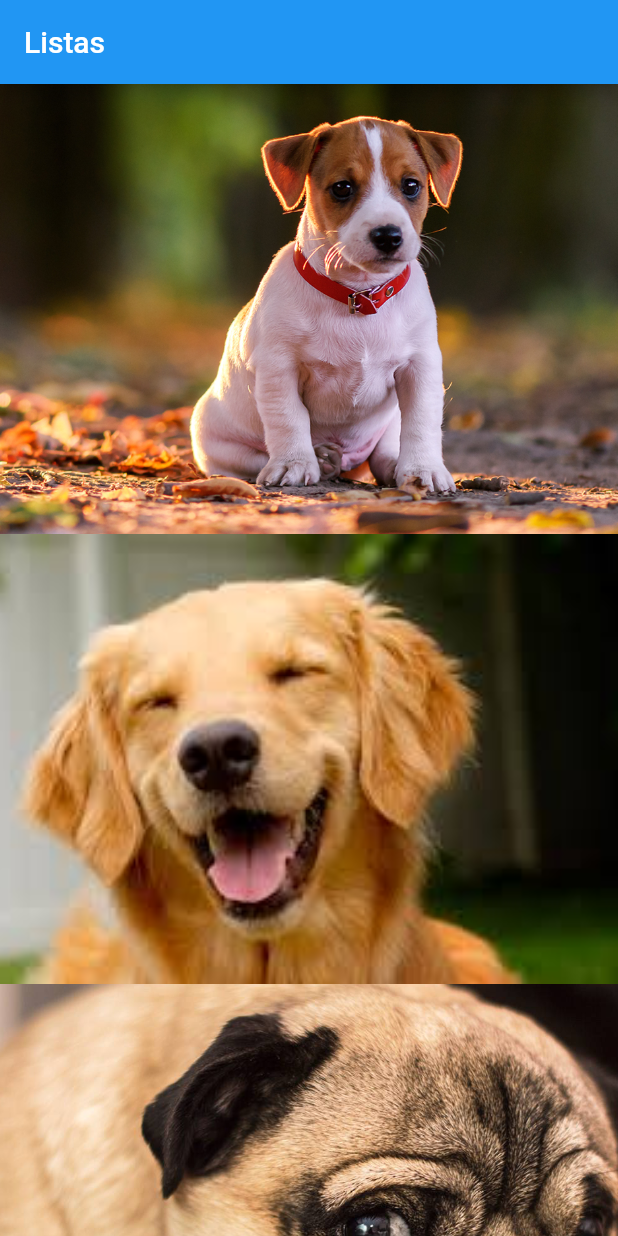
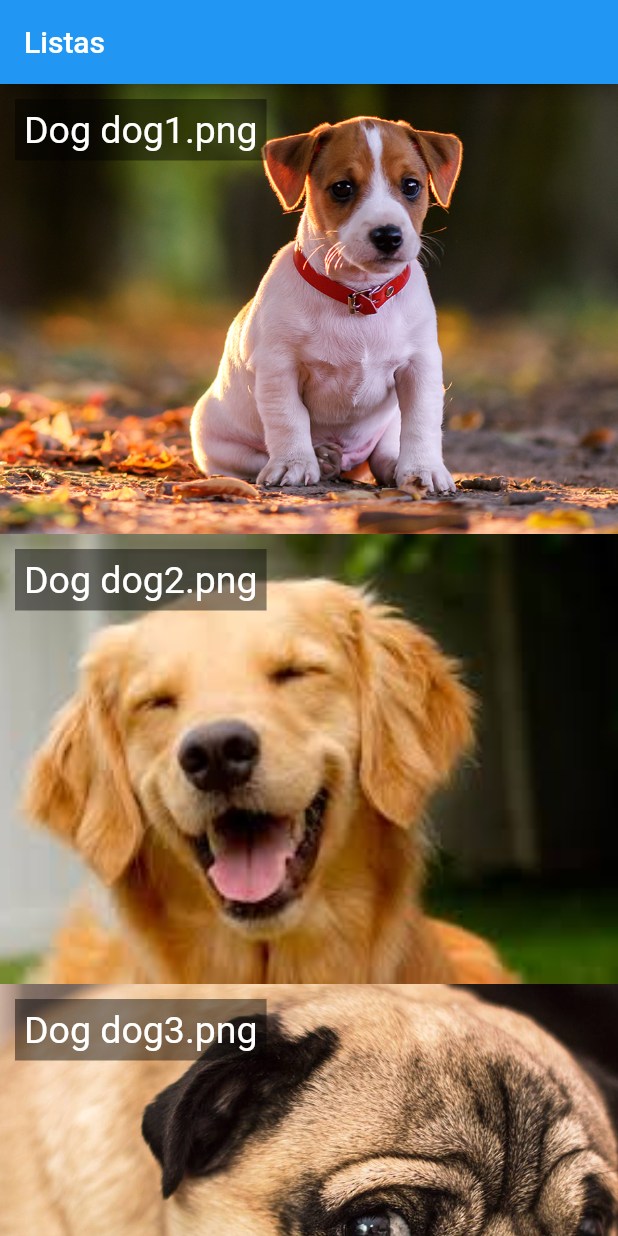
Before and after one commit to rlechetaudemy/flutter_revisao_listas_builder, a Flutter app: the screen it shows after launch, on a phone screen of 412 x 824 dp. Run offline on Flutter 3.47's test engine with Material 2 defaults, Android fonts, the phone set to English and light mode, and no system bars.

Commit message:
01_inicio

```diff
--- a/lib/domain/dog.dart
+++ b/lib/domain/dog.dart
@@ -1,10 +1,8 @@
-
 class Dog {
   final String nome;
   final String foto;
 
   Dog(this.nome, this.foto);
-
 
   Dog.fromJson(Map<String,dynamic> json) :
       nome = json["nome"],
--- a/lib/home_page.dart
+++ b/lib/home_page.dart
@@ -24,12 +24,25 @@ class HomePage extends StatelessWidget {
   }
 
   _img(String s) {
-    return Container(
-      height: 300,
-      child: Image.asset(
-        "assets/images/$s",
-        fit: BoxFit.cover,
-      ),
+    return Stack(
+      children: <Widget>[
+        Container(
+          height: 300,
+          child: Image.asset(
+            "assets/images/$s",
+            fit: BoxFit.cover,
+          ),
+        ),
+        Container(
+          margin: EdgeInsets.all(10),
+          padding: EdgeInsets.all(6),
+          decoration: BoxDecoration(color: Colors.black45),
+          child: Text(
+            "Dog $s",
+            style: TextStyle(fontSize: 25, color: Colors.white),
+          ),
+        )
+      ],
     );
   }
 }
```
